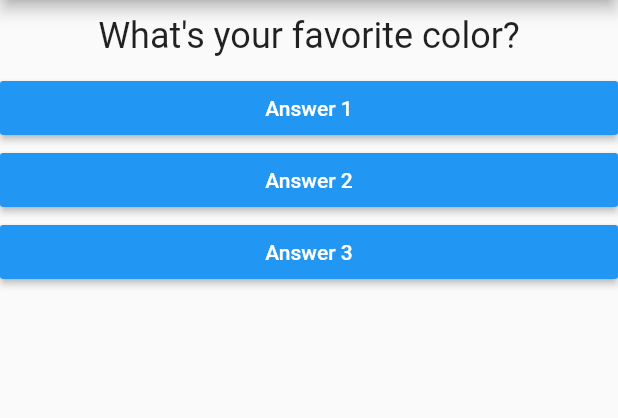
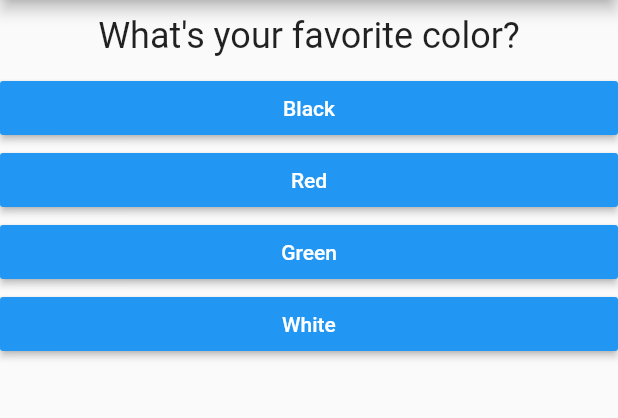
Before and after one commit to a7md0/FlutterQuizApp, a Flutter app: the screen it shows after launch, on a phone screen of 412 x 824 dp, the part 84-502 px from its top. Run offline on Flutter 3.47's test engine with Material 2 defaults, Android fonts, the phone set to English and light mode, and no system bars.

Commit message:
Questions dynamic answer render

```diff
--- a/lib/main.dart
+++ b/lib/main.dart
@@ -14,9 +14,15 @@ class MyApp extends StatefulWidget {
 
 class _MyAppState extends State<MyApp> {
   int _questionIndex = 0;
-  List<String> questions = [
-    'What\'s your favorite color?',
-    'What\'s your favorite animal?',
+  var questions = [
+    {
+      'questionText': 'What\'s your favorite color?',
+      'answers': ['Black', 'Red', 'Green', 'White'],
+    },
+    {
+      'questionText': 'What\'s your favorite animal?',
+      'answers': ['Rabbit', 'Snake', 'Elephant', 'Lion'],
+    },
   ];
 
   @override
@@ -28,19 +34,13 @@ class _MyAppState extends State<MyApp> {
         ),
         body: Column(
           children: [
-            Question(questions[_questionIndex]),
-            Answer(
-              answerText: 'Answer 1',
-              pressHandler: _answerQuestion,
-            ),
-            Answer(
-              answerText: 'Answer 2',
-              pressHandler: _answerQuestion,
-            ),
-            Answer(
-              answerText: 'Answer 3',
-              pressHandler: _answerQuestion,
-            ),
+            Question(questions[_questionIndex]['questionText']),
+            ...(questions[_questionIndex]['answers'] as List<String>)
+                .map((answer) => Answer(
+                      answerText: answer,
+                      pressHandler: _answerQuestion,
+                    ))
+                .toList(),
           ],
         ),
       ),
```
